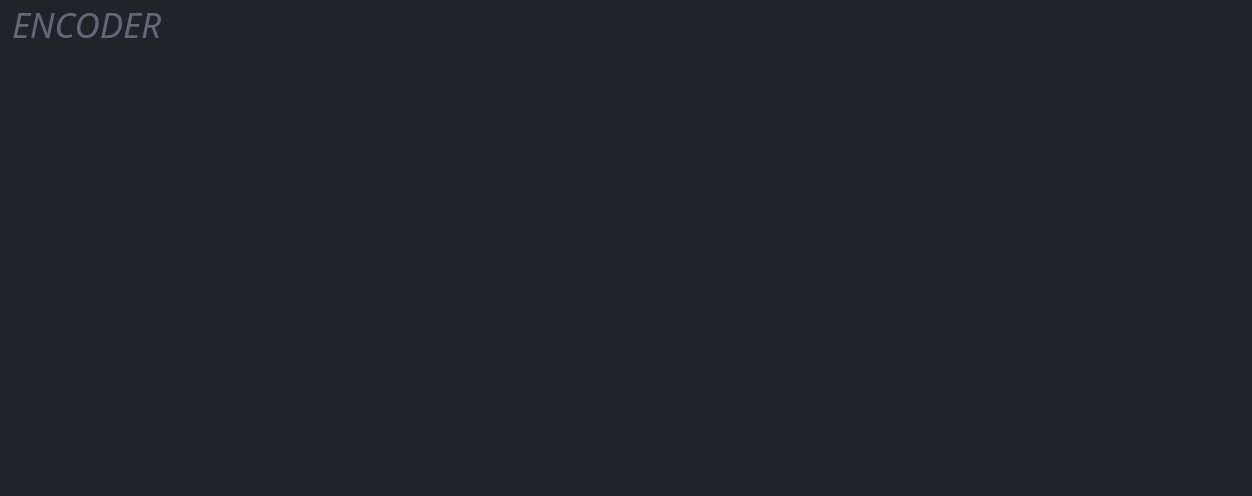
SimonBuxx/iloop-marlin-configurator, file gui/EncoderPage.ui: the form before one commit.
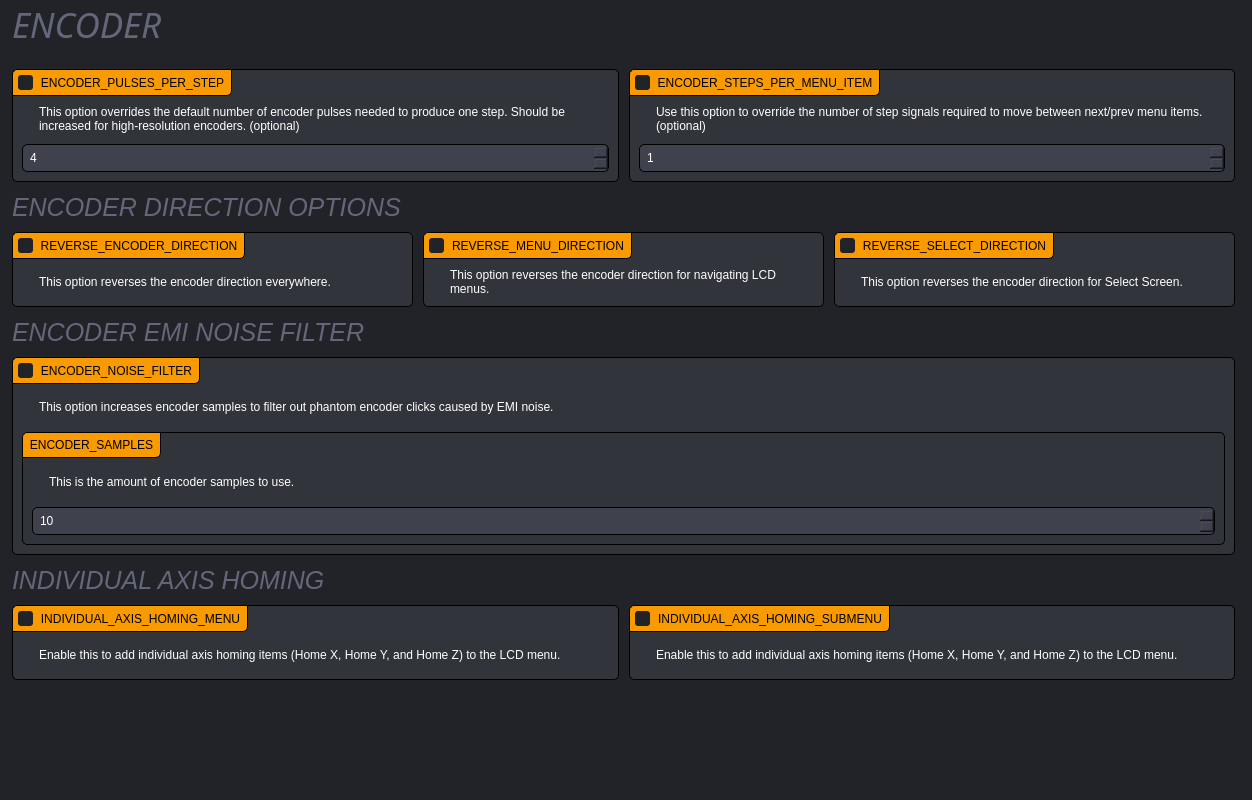
The form after the commit. Icons and pictures are not drawn.

Commit message: Implementation for encoder page

The edit to the form file:
```diff
--- a/gui/EncoderPage.ui
+++ b/gui/EncoderPage.ui
@@ -7,7 +7,7 @@
     <x>0</x>
     <y>0</y>
     <width>1252</width>
-    <height>496</height>
+    <height>800</height>
    </rect>
   </property>
   <property name="minimumSize">
@@ -275,6 +275,22 @@
    <property name="spacing">
     <number>10</number>
    </property>
+   <item row="9" column="0" colspan="3">
+    <widget class="QLabel" name="label_2">
+     <property name="styleSheet">
+      <string notr="true">QLabel {
+	color: rgb(100, 103, 122);
+	font-size: 25px;
+	font-family: &quot;Source Sans Pro Light&quot;;
+	font-style: italic;
+}
+</string>
+     </property>
+     <property name="text">
+      <string>INDIVIDUAL AXIS HOMING</string>
+     </property>
+    </widget>
+   </item>
    <item row="3" column="1">
     <spacer name="verticalSpacer_2">
      <property name="orientation">
@@ -291,7 +307,296 @@
      </property>
     </spacer>
    </item>
-   <item row="10" column="0" colspan="3">
+   <item row="7" column="0" colspan="3">
+    <widget class="QLabel" name="label">
+     <property name="styleSheet">
+      <string notr="true">QLabel {
+	color: rgb(100, 103, 122);
+	font-size: 25px;
+	font-family: &quot;Source Sans Pro Light&quot;;
+	font-style: italic;
+}
+</string>
+     </property>
+     <property name="text">
+      <string>ENCODER EMI NOISE FILTER</string>
+     </property>
+    </widget>
+   </item>
+   <item row="6" column="0" colspan="3">
+    <widget class="QWidget" name="widget_3" native="true">
+     <layout class="QGridLayout" name="gridLayout_3" columnstretch="1,1,1">
+      <property name="leftMargin">
+       <number>0</number>
+      </property>
+      <property name="topMargin">
+       <number>0</number>
+      </property>
+      <property name="rightMargin">
+       <number>0</number>
+      </property>
+      <property name="bottomMargin">
+       <number>0</number>
+      </property>
+      <property name="spacing">
+       <number>10</number>
+      </property>
+      <item row="0" column="0">
+       <widget class="QGroupBox" name="uReverseEncoderDirectionBox">
+        <property name="title">
+         <string>REVERSE_ENCODER_DIRECTION</string>
+        </property>
+        <property name="checkable">
+         <bool>true</bool>
+        </property>
+        <layout class="QGridLayout" name="gridLayout_10">
+         <property name="spacing">
+          <number>10</number>
+         </property>
+         <item row="0" column="0">
+          <widget class="QLabel" name="label_12">
+           <property name="sizePolicy">
+            <sizepolicy hsizetype="Fixed" vsizetype="Fixed">
+             <horstretch>0</horstretch>
+             <verstretch>0</verstretch>
+            </sizepolicy>
+           </property>
+           <property name="text">
+            <string/>
+           </property>
+           <property name="pixmap">
+            <pixmap resource="../resources/resources.qrc">:/info_FILL0_wght100_GRAD0_opsz20.svg</pixmap>
+           </property>
+          </widget>
+         </item>
+         <item row="0" column="1">
+          <widget class="QLabel" name="label_13">
+           <property name="text">
+            <string>This option reverses the encoder direction everywhere.</string>
+           </property>
+           <property name="wordWrap">
+            <bool>true</bool>
+           </property>
+          </widget>
+         </item>
+        </layout>
+       </widget>
+      </item>
+      <item row="0" column="1">
+       <widget class="QGroupBox" name="uReverseMenuDirectionBox">
+        <property name="title">
+         <string>REVERSE_MENU_DIRECTION</string>
+        </property>
+        <property name="checkable">
+         <bool>true</bool>
+        </property>
+        <layout class="QGridLayout" name="gridLayout_11">
+         <property name="spacing">
+          <number>10</number>
+         </property>
+         <item row="0" column="0">
+          <widget class="QLabel" name="label_14">
+           <property name="sizePolicy">
+            <sizepolicy hsizetype="Fixed" vsizetype="Fixed">
+             <horstretch>0</horstretch>
+             <verstretch>0</verstretch>
+            </sizepolicy>
+           </property>
+           <property name="text">
+            <string/>
+           </property>
+           <property name="pixmap">
+            <pixmap resource="../resources/resources.qrc">:/info_FILL0_wght100_GRAD0_opsz20.svg</pixmap>
+           </property>
+          </widget>
+         </item>
+         <item row="0" column="1">
+          <widget class="QLabel" name="label_15">
+           <property name="text">
+            <string>This option reverses the encoder direction for navigating LCD menus.</string>
+           </property>
+           <property name="wordWrap">
+            <bool>true</bool>
+           </property>
+          </widget>
+         </item>
+        </layout>
+       </widget>
+      </item>
+      <item row="0" column="2">
+       <widget class="QGroupBox" name="uReverseSelectDirectionBox">
+        <property name="title">
+         <string>REVERSE_SELECT_DIRECTION</string>
+        </property>
+        <property name="checkable">
+         <bool>true</bool>
+        </property>
+        <layout class="QGridLayout" name="gridLayout_12">
+         <property name="spacing">
+          <number>10</number>
+         </property>
+         <item row="0" column="0">
+          <widget class="QLabel" name="label_16">
+           <property name="sizePolicy">
+            <sizepolicy hsizetype="Fixed" vsizetype="Fixed">
+             <horstretch>0</horstretch>
+             <verstretch>0</verstretch>
+            </sizepolicy>
+           </property>
+           <property name="text">
+            <string/>
+           </property>
+           <property name="pixmap">
+            <pixmap resource="../resources/resources.qrc">:/info_FILL0_wght100_GRAD0_opsz20.svg</pixmap>
+           </property>
+          </widget>
+         </item>
+         <item row="0" column="1">
+          <widget class="QLabel" name="label_17">
+           <property name="text">
+            <string>This option reverses the encoder direction for Select Screen.</string>
+           </property>
+           <property name="wordWrap">
+            <bool>true</bool>
+           </property>
+          </widget>
+         </item>
+        </layout>
+       </widget>
+      </item>
+     </layout>
+    </widget>
+   </item>
+   <item row="4" column="0" colspan="3">
+    <widget class="QWidget" name="widget_2" native="true">
+     <layout class="QGridLayout" name="gridLayout_2" columnstretch="1,1">
+      <property name="leftMargin">
+       <number>0</number>
+      </property>
+      <property name="topMargin">
+       <number>0</number>
+      </property>
+      <property name="rightMargin">
+       <number>0</number>
+      </property>
+      <property name="bottomMargin">
+       <number>0</number>
+      </property>
+      <property name="spacing">
+       <number>10</number>
+      </property>
+      <item row="0" column="0">
+       <widget class="QGroupBox" name="uEncoderPulsesPerStepBox">
+        <property name="title">
+         <string>ENCODER_PULSES_PER_STEP</string>
+        </property>
+        <property name="checkable">
+         <bool>true</bool>
+        </property>
+        <layout class="QGridLayout" name="gridLayout_13">
+         <property name="spacing">
+          <number>10</number>
+         </property>
+         <item row="0" column="1">
+          <widget class="QLabel" name="label_19">
+           <property name="text">
+            <string>This option overrides the default number of encoder pulses needed to produce one step. Should be increased for high-resolution encoders. (optional)</string>
+           </property>
+           <property name="wordWrap">
+            <bool>true</bool>
+           </property>
+          </widget>
+         </item>
+         <item row="0" column="0">
+          <widget class="QLabel" name="label_18">
+           <property name="sizePolicy">
+            <sizepolicy hsizetype="Fixed" vsizetype="Fixed">
+             <horstretch>0</horstretch>
+             <verstretch>0</verstretch>
+            </sizepolicy>
+           </property>
+           <property name="text">
+            <string/>
+           </property>
+           <property name="pixmap">
+            <pixmap resource="../resources/resources.qrc">:/info_FILL0_wght100_GRAD0_opsz20.svg</pixmap>
+           </property>
+          </widget>
+         </item>
+         <item row="1" column="0" colspan="2">
+          <widget class="QSpinBox" name="uEncoderPulsesPerStepSpinBox">
+           <property name="minimum">
+            <number>1</number>
+           </property>
+           <property name="maximum">
+            <number>10</number>
+           </property>
+           <property name="value">
+            <number>4</number>
+           </property>
+          </widget>
+         </item>
+        </layout>
+       </widget>
+      </item>
+      <item row="0" column="1">
+       <widget class="QGroupBox" name="uEncoderStepsPerMenuItemBox">
+        <property name="title">
+         <string>ENCODER_STEPS_PER_MENU_ITEM</string>
+        </property>
+        <property name="checkable">
+         <bool>true</bool>
+        </property>
+        <layout class="QGridLayout" name="gridLayout_14">
+         <property name="spacing">
+          <number>10</number>
+         </property>
+         <item row="0" column="1">
+          <widget class="QLabel" name="label_21">
+           <property name="text">
+            <string>Use this option to override the number of step signals required to move between next/prev menu items. (optional)</string>
+           </property>
+           <property name="wordWrap">
+            <bool>true</bool>
+           </property>
+          </widget>
+         </item>
+         <item row="0" column="0">
+          <widget class="QLabel" name="label_20">
+           <property name="sizePolicy">
+            <sizepolicy hsizetype="Fixed" vsizetype="Fixed">
+             <horstretch>0</horstretch>
+             <verstretch>0</verstretch>
+            </sizepolicy>
+           </property>
+           <property name="text">
+            <string/>
+           </property>
+           <property name="pixmap">
+            <pixmap resource="../resources/resources.qrc">:/info_FILL0_wght100_GRAD0_opsz20.svg</pixmap>
+           </property>
+          </widget>
+         </item>
+         <item row="1" column="0" colspan="2">
+          <widget class="QSpinBox" name="uEncoderStepsPerMenuItemSpinBox">
+           <property name="minimum">
+            <number>1</number>
+           </property>
+           <property name="maximum">
+            <number>10</number>
+           </property>
+           <property name="value">
+            <number>1</number>
+           </property>
+          </widget>
+         </item>
+        </layout>
+       </widget>
+      </item>
+     </layout>
+    </widget>
+   </item>
+   <item row="14" column="0" colspan="3">
     <spacer name="verticalSpacer">
      <property name="orientation">
       <enum>Qt::Vertical</enum>
@@ -402,6 +707,225 @@
      </layout>
     </widget>
    </item>
+   <item row="8" column="0" colspan="3">
+    <widget class="QGroupBox" name="uEncoderNoiseFilterBox">
+     <property name="title">
+      <string>ENCODER_NOISE_FILTER</string>
+     </property>
+     <property name="checkable">
+      <bool>true</bool>
+     </property>
+     <layout class="QGridLayout" name="gridLayout_4">
+      <property name="spacing">
+       <number>10</number>
+      </property>
+      <item row="0" column="0">
+       <widget class="QLabel" name="label_8">
+        <property name="sizePolicy">
+         <sizepolicy hsizetype="Fixed" vsizetype="Fixed">
+          <horstretch>0</horstretch>
+          <verstretch>0</verstretch>
+         </sizepolicy>
+        </property>
+        <property name="text">
+         <string/>
+        </property>
+        <property name="pixmap">
+         <pixmap resource="../resources/resources.qrc">:/info_FILL0_wght100_GRAD0_opsz20.svg</pixmap>
+        </property>
+       </widget>
+      </item>
+      <item row="0" column="1">
+       <widget class="QLabel" name="label_9">
+        <property name="text">
+         <string>This option increases encoder samples to filter out phantom encoder clicks caused by EMI noise.</string>
+        </property>
+        <property name="wordWrap">
+         <bool>true</bool>
+        </property>
+       </widget>
+      </item>
+      <item row="1" column="0" colspan="2">
+       <widget class="QGroupBox" name="groupBox_7">
+        <property name="focusPolicy">
+         <enum>Qt::StrongFocus</enum>
+        </property>
+        <property name="styleSheet">
+         <string notr="true">QGroupBox:!disabled {
+	background: rgb(50, 52, 59);
+}</string>
+        </property>
+        <property name="title">
+         <string>ENCODER_SAMPLES</string>
+        </property>
+        <layout class="QGridLayout" name="gridLayout_6">
+         <property name="spacing">
+          <number>10</number>
+         </property>
+         <item row="0" column="0">
+          <widget class="QLabel" name="label_10">
+           <property name="sizePolicy">
+            <sizepolicy hsizetype="Fixed" vsizetype="Fixed">
+             <horstretch>0</horstretch>
+             <verstretch>0</verstretch>
+            </sizepolicy>
+           </property>
+           <property name="text">
+            <string/>
+           </property>
+           <property name="pixmap">
+            <pixmap resource="../resources/resources.qrc">:/info_FILL0_wght100_GRAD0_opsz20.svg</pixmap>
+           </property>
+          </widget>
+         </item>
+         <item row="0" column="1">
+          <widget class="QLabel" name="label_11">
+           <property name="text">
+            <string>This is the amount of encoder samples to use.</string>
+           </property>
+           <property name="wordWrap">
+            <bool>true</bool>
+           </property>
+          </widget>
+         </item>
+         <item row="1" column="0" colspan="2">
+          <widget class="QSpinBox" name="uEncoderSamplesSpinBox">
+           <property name="maximum">
+            <number>100</number>
+           </property>
+           <property name="stepType">
+            <enum>QAbstractSpinBox::AdaptiveDecimalStepType</enum>
+           </property>
+           <property name="value">
+            <number>10</number>
+           </property>
+          </widget>
+         </item>
+        </layout>
+       </widget>
+      </item>
+     </layout>
+    </widget>
+   </item>
+   <item row="10" column="0" colspan="3">
+    <widget class="QWidget" name="widget_4" native="true">
+     <layout class="QGridLayout" name="gridLayout_7">
+      <property name="leftMargin">
+       <number>0</number>
+      </property>
+      <property name="topMargin">
+       <number>0</number>
+      </property>
+      <property name="rightMargin">
+       <number>0</number>
+      </property>
+      <property name="bottomMargin">
+       <number>0</number>
+      </property>
+      <property name="spacing">
+       <number>10</number>
+      </property>
+      <item row="0" column="0">
+       <widget class="QGroupBox" name="uIndividualAxisHomingMenuBox">
+        <property name="title">
+         <string>INDIVIDUAL_AXIS_HOMING_MENU</string>
+        </property>
+        <property name="checkable">
+         <bool>true</bool>
+        </property>
+        <layout class="QGridLayout" name="gridLayout_8">
+         <property name="spacing">
+          <number>10</number>
+         </property>
+         <item row="0" column="0">
+          <widget class="QLabel" name="label_3">
+           <property name="sizePolicy">
+            <sizepolicy hsizetype="Fixed" vsizetype="Fixed">
+             <horstretch>0</horstretch>
+             <verstretch>0</verstretch>
+            </sizepolicy>
+           </property>
+           <property name="text">
+            <string/>
+           </property>
+           <property name="pixmap">
+            <pixmap resource="../resources/resources.qrc">:/info_FILL0_wght100_GRAD0_opsz20.svg</pixmap>
+           </property>
+          </widget>
+         </item>
+         <item row="0" column="1">
+          <widget class="QLabel" name="label_4">
+           <property name="text">
+            <string>Enable this to add individual axis homing items (Home X, Home Y, and Home Z) to the LCD menu.</string>
+           </property>
+           <property name="wordWrap">
+            <bool>true</bool>
+           </property>
+          </widget>
+         </item>
+        </layout>
+       </widget>
+      </item>
+      <item row="0" column="1">
+       <widget class="QGroupBox" name="uIndividualAxisHomingSubmenuBox">
+        <property name="title">
+         <string>INDIVIDUAL_AXIS_HOMING_SUBMENU</string>
+        </property>
+        <property name="checkable">
+         <bool>true</bool>
+        </property>
+        <layout class="QGridLayout" name="gridLayout_9">
+         <property name="spacing">
+          <number>10</number>
+         </property>
+         <item row="0" column="0">
+          <widget class="QLabel" name="label_6">
+           <property name="sizePolicy">
+            <sizepolicy hsizetype="Fixed" vsizetype="Fixed">
+             <horstretch>0</horstretch>
+             <verstretch>0</verstretch>
+            </sizepolicy>
+           </property>
+           <property name="text">
+            <string/>
+           </property>
+           <property name="pixmap">
+            <pixmap resource="../resources/resources.qrc">:/info_FILL0_wght100_GRAD0_opsz20.svg</pixmap>
+           </property>
+          </widget>
+         </item>
+         <item row="0" column="1">
+          <widget class="QLabel" name="label_7">
+           <property name="text">
+            <string>Enable this to add individual axis homing items (Home X, Home Y, and Home Z) to the LCD menu.</string>
+           </property>
+           <property name="wordWrap">
+            <bool>true</bool>
+           </property>
+          </widget>
+         </item>
+        </layout>
+       </widget>
+      </item>
+     </layout>
+    </widget>
+   </item>
+   <item row="5" column="0" colspan="3">
+    <widget class="QLabel" name="label_22">
+     <property name="styleSheet">
+      <string notr="true">QLabel {
+	color: rgb(100, 103, 122);
+	font-size: 25px;
+	font-family: &quot;Source Sans Pro Light&quot;;
+	font-style: italic;
+}
+</string>
+     </property>
+     <property name="text">
+      <string>ENCODER DIRECTION OPTIONS</string>
+     </property>
+    </widget>
+   </item>
   </layout>
  </widget>
  <resources>
```
The commit also changes 11 other files.
